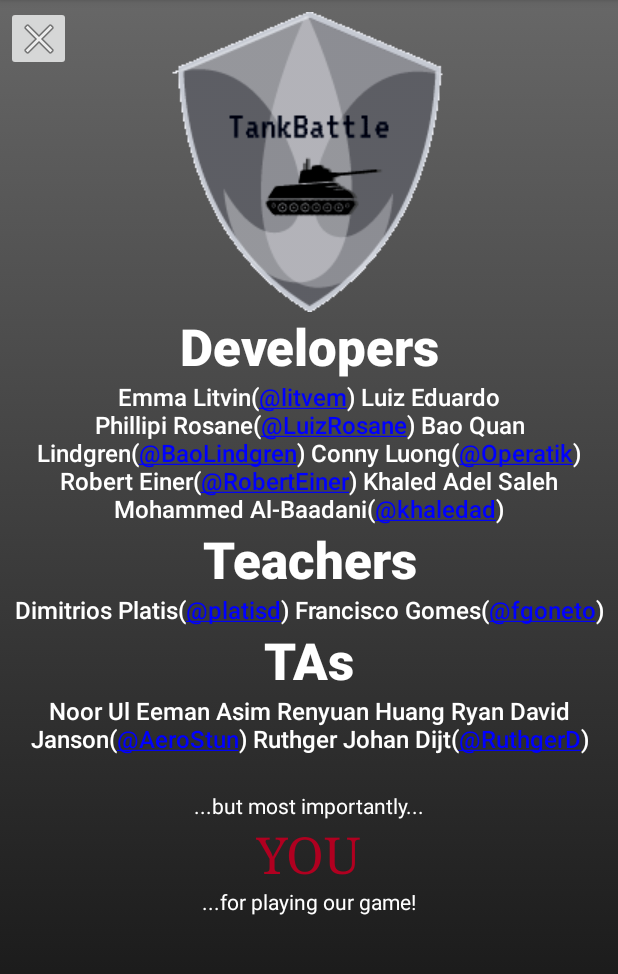
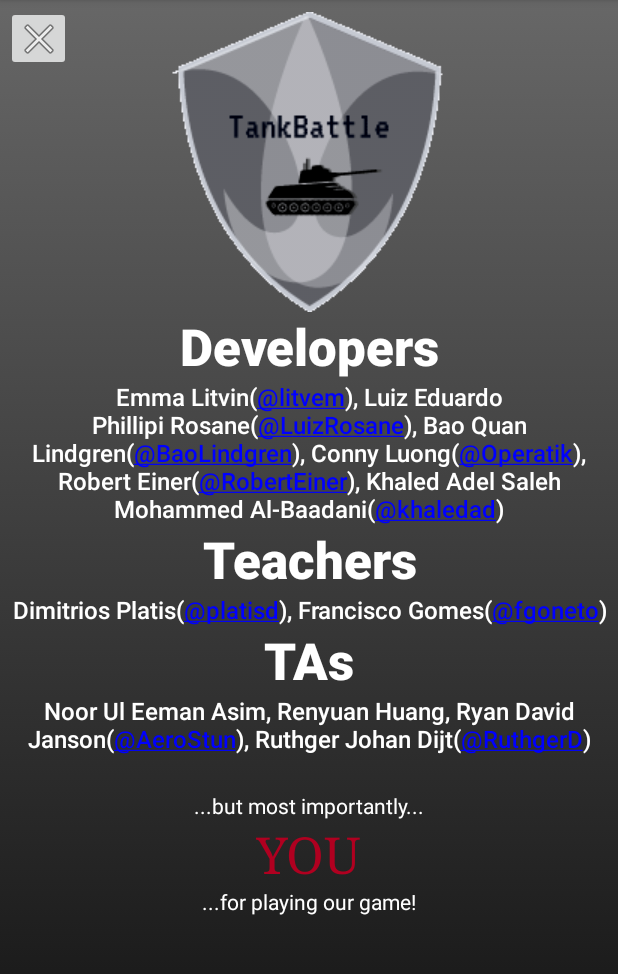
Before and after one commit to litvem/Tank_battle, an Android app: the CreditsActivity screen opened directly, with no data from a screen before it, on a phone screen of 412 x 824 dp, the part 84-1058 px from its top. Run offline under Robolectric (Android 15) with nearby library versions, the phone set to English and light mode, and no system bars.

Commit message:
Add separator in case of truncation
Related issue(s): #36

```diff
--- a/android-app/app/src/main/res/values/strings.xml
+++ b/android-app/app/src/main/res/values/strings.xml
@@ -1,16 +1,16 @@
 <resources>
     <string name="app_name">TankBattle</string>
     <!--Tabs are somehow included in the text-->
-    <string name="devs">Emma Litvin(<a href="https://github.com/litvem">@litvem</a>)
-Luiz Eduardo Phillipi Rosane(<a href="https://github.com/LuizRosane">@LuizRosane</a>)
-Bao Quan Lindgren(<a href="https://github.com/BaoLindgren">@BaoLindgren</a>)
-Conny Luong(<a href="https://github.com/Operatik">@Operatik</a>)
-Robert Einer(<a href="https://github.com/RobertEiner">@RobertEiner</a>)
+    <string name="devs">Emma Litvin(<a href="https://github.com/litvem">@litvem</a>),
+Luiz Eduardo Phillipi Rosane(<a href="https://github.com/LuizRosane">@LuizRosane</a>),
+Bao Quan Lindgren(<a href="https://github.com/BaoLindgren">@BaoLindgren</a>),
+Conny Luong(<a href="https://github.com/Operatik">@Operatik</a>),
+Robert Einer(<a href="https://github.com/RobertEiner">@RobertEiner</a>),
 Khaled Adel Saleh Mohammed Al-Baadani(<a href="https://github.com/khaledad">@khaledad</a>)</string>
-    <string name="teachers">Dimitrios Platis(<a href="https://github.com/platisd">@platisd</a>)
+    <string name="teachers">Dimitrios Platis(<a href="https://github.com/platisd">@platisd</a>),
 Francisco Gomes(<a href="https://github.com/fgoneto">@fgoneto</a>)</string>
-    <string name="tas">Noor Ul Eeman Asim
-Renyuan Huang
-Ryan David Janson(<a href="https://github.com/AeroStun">@AeroStun</a>)
+    <string name="tas">Noor Ul Eeman Asim,
+Renyuan Huang,
+Ryan David Janson(<a href="https://github.com/AeroStun">@AeroStun</a>),
 Ruthger Johan Dijt(<a href="https://github.com/RuthgerD">@RuthgerD</a>)</string>
 </resources>
```
